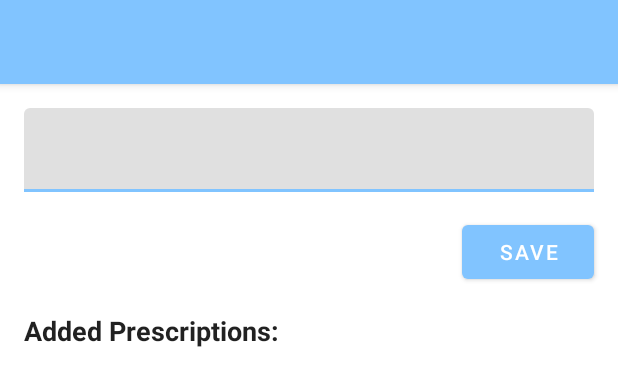
After one commit to DavidPrecopia/RxTracker, an Android app: the layout add_prescription_view.xml on its own in the app's theme, with its tools: preview values and no code run, on a phone screen of 412 x 824 dp. The commit adds this screen. Shown: the top 386 px of the screen. Run offline under Robolectric (Android 15) with nearby library versions, the phone set to English and light mode, and no system bars.

Commit message:
Implemented AddPrescriptionView

```diff
--- a/app/src/main/java/com/precopia/rxtracker/view/addprescriptionview/IAddPrescriptionContact.kt
+++ b/app/src/main/java/com/precopia/rxtracker/view/addprescriptionview/IAddPrescriptionContact.kt
@@ -26,6 +26,6 @@ interface IAddPrescriptionContact {
 
     sealed class LogicEvents {
         object OnStart: LogicEvents()
-        data class Save(val prescription: Prescription): LogicEvents()
+        data class Save(val rxTitle: String): LogicEvents()
     }
 }
--- a/app/src/main/java/com/precopia/rxtracker/view/timestampview/TimeStampView.kt
+++ b/app/src/main/java/com/precopia/rxtracker/view/timestampview/TimeStampView.kt
@@ -91,7 +91,9 @@ class TimeStampView: Fragment(R.layout.time_stamp_view),
     }
 
     private fun openPrescriptionView() {
-        TODO("Implement Navigation to the View")
+        navigate(
+                TimeStampViewDirections.actionTimesListViewToAddPrescriptionView()
+        )
     }
 
 
--- /dev/null
+++ b/app/src/main/res/layout/add_prescription_view.xml
@@ -0,0 +1,92 @@
+<?xml version="1.0" encoding="utf-8"?>
+<androidx.coordinatorlayout.widget.CoordinatorLayout xmlns:android="http://schemas.android.com/apk/res/android"
+    xmlns:app="http://schemas.android.com/apk/res-auto"
+    xmlns:tools="http://schemas.android.com/tools"
+    android:layout_width="match_parent"
+    android:layout_height="match_parent">
+
+    <include layout="@layout/toolbar" />
+
+    <androidx.constraintlayout.widget.ConstraintLayout
+        android:layout_width="match_parent"
+        android:layout_height="match_parent"
+        app:layout_behavior="@string/appbar_scrolling_view_behavior">
+
+        <com.google.android.material.textfield.TextInputLayout
+            android:id="@+id/text_input_layout"
+            android:layout_width="match_parent"
+            android:layout_height="wrap_content"
+            android:padding="@dimen/margin_normal"
+            app:layout_behavior="@string/appbar_scrolling_view_behavior"
+            app:layout_constraintEnd_toEndOf="parent"
+            app:layout_constraintStart_toStartOf="parent"
+            app:layout_constraintTop_toTopOf="parent">
+
+            <com.google.android.material.textfield.TextInputEditText
+                android:id="@+id/text_input_edit_text"
+                android:layout_width="match_parent"
+                android:layout_height="wrap_content"
+                android:inputType="textCapSentences|textAutoCorrect" />
+
+        </com.google.android.material.textfield.TextInputLayout>
+
+        <com.google.android.material.button.MaterialButton
+            android:id="@+id/button_save"
+            android:layout_width="wrap_content"
+            android:layout_height="wrap_content"
+            android:layout_marginEnd="@dimen/margin_normal"
+            android:text="@string/button_title_save"
+            app:layout_constraintEnd_toEndOf="parent"
+            app:layout_constraintTop_toBottomOf="@id/text_input_layout" />
+
+        <TextView
+            android:id="@+id/recycler_view_label"
+            style="@style/TitleTextStyle"
+            android:layout_width="wrap_content"
+            android:layout_height="wrap_content"
+            android:paddingStart="@dimen/margin_normal"
+            android:paddingTop="@dimen/margin_normal"
+            android:paddingEnd="@dimen/margin_normal"
+            android:text="@string/recycler_view_label_prescriptions"
+            android:textSize="18sp"
+            app:layout_constraintStart_toStartOf="parent"
+            app:layout_constraintTop_toBottomOf="@id/button_save" />
+
+        <androidx.core.widget.NestedScrollView
+            android:id="@+id/recycler_view_parent"
+            android:layout_width="match_parent"
+            android:layout_height="0dp"
+            android:fillViewport="true"
+            android:paddingTop="@dimen/margin_medium"
+            app:layout_constraintBottom_toBottomOf="parent"
+            app:layout_constraintTop_toBottomOf="@id/recycler_view_label">
+
+            <androidx.recyclerview.widget.RecyclerView
+                android:id="@+id/recycler_view"
+                android:layout_width="match_parent"
+                android:layout_height="match_parent" />
+
+        </androidx.core.widget.NestedScrollView>
+
+        <ProgressBar
+            android:id="@+id/progress_bar"
+            android:layout_width="wrap_content"
+            android:layout_height="wrap_content"
+            android:visibility="gone"
+            app:layout_constraintBottom_toBottomOf="parent"
+            app:layout_constraintEnd_toEndOf="parent"
+            app:layout_constraintStart_toStartOf="parent"
+            app:layout_constraintTop_toTopOf="parent" />
+
+        <TextView
+            android:id="@+id/tv_error"
+            style="@style/ErrorTextViewStyle"
+            app:layout_constraintBottom_toBottomOf="parent"
+            app:layout_constraintEnd_toEndOf="parent"
+            app:layout_constraintStart_toStartOf="parent"
+            app:layout_constraintTop_toTopOf="parent"
+            tools:text="This is an error message" />
+
+    </androidx.constraintlayout.widget.ConstraintLayout>
+
+</androidx.coordinatorlayout.widget.CoordinatorLayout>
--- a/app/src/main/res/values/strings.xml
+++ b/app/src/main/res/values/strings.xml
@@ -2,6 +2,7 @@
     <string name="app_name">RxTracker</string>
 
     <string name="nav_label_add_time_stamp">Time Stamp</string>
+    <string name="nav_label_add_prescription">Prescriptions</string>
 
     <string name="content_description_overflow_menu">Overflow menu</string>
     <string name="content_description_fab_add">Add</string>
@@ -11,4 +12,7 @@
 
     <string name="button_title_save">Save</string>
     <string name="button_title_cancel">Cancel</string>
+
+    <string name="edit_text_hint_prescription">Prescription</string>
+    <string name="recycler_view_label_prescriptions">Added Prescriptions:</string>
 </resources>
```
Also changed, not shown: app/src/main/java/com/precopia/rxtracker/view/addprescriptionview/AddPrescriptionAdapter.kt (added, +44 -0 lines), app/src/main/java/com/precopia/rxtracker/view/addprescriptionview/AddPrescriptionLogic.kt (+9 -2 lines), app/src/main/java/com/precopia/rxtracker/view/addprescriptionview/AddPrescriptionView.kt (added, +144 -0 lines), app/src/main/java/com/precopia/rxtracker/view/addprescriptionview/PrescriptionDiffCallback.kt (added, +12 -0 lines), app/src/main/java/com/precopia/rxtracker/view/addprescriptionview/buildlogic/AddPrescriptionComponent.kt (added, +29 -0 lines), app/src/main/java/com/precopia/rxtracker/view/addprescriptionview/buildlogic/AddPrescriptionLogicFactory.kt (added, +19 -0 lines), app/src/main/java/com/precopia/rxtracker/view/addprescriptionview/buildlogic/AddPrescriptionModule.kt (added, +41 -0 lines), app/src/main/res/layout/prescription_list_view.xml (added, +22 -0 lines), app/src/main/res/navigation/nav_graph.xml (+13 -0 lines), 2 other files.
